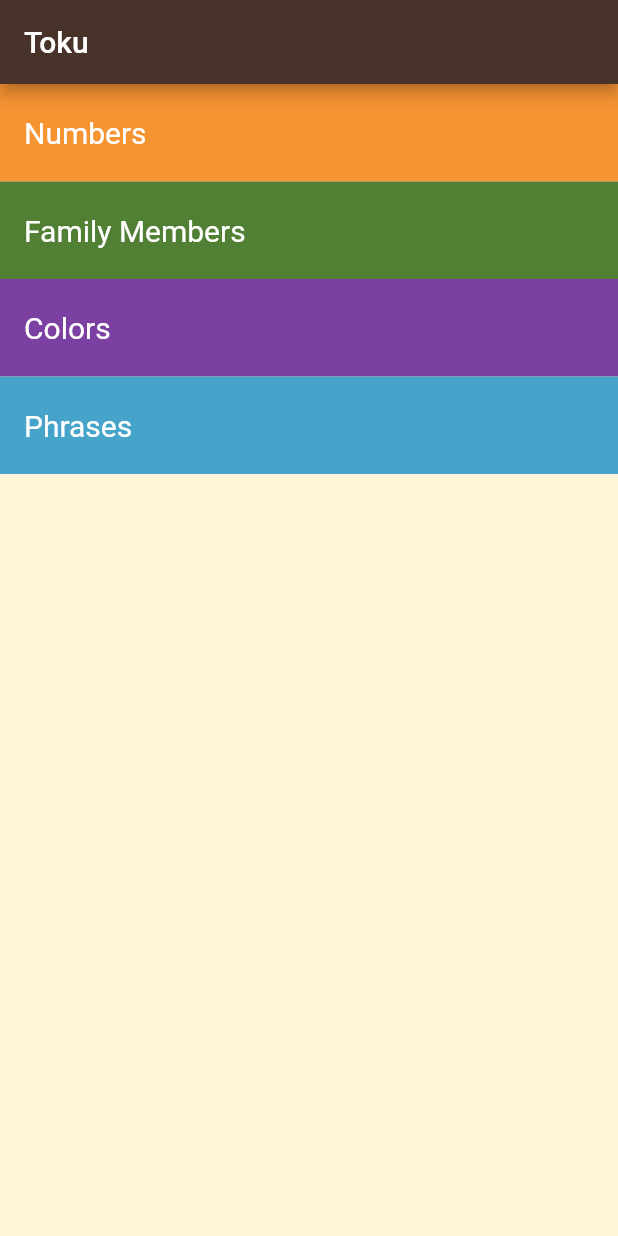
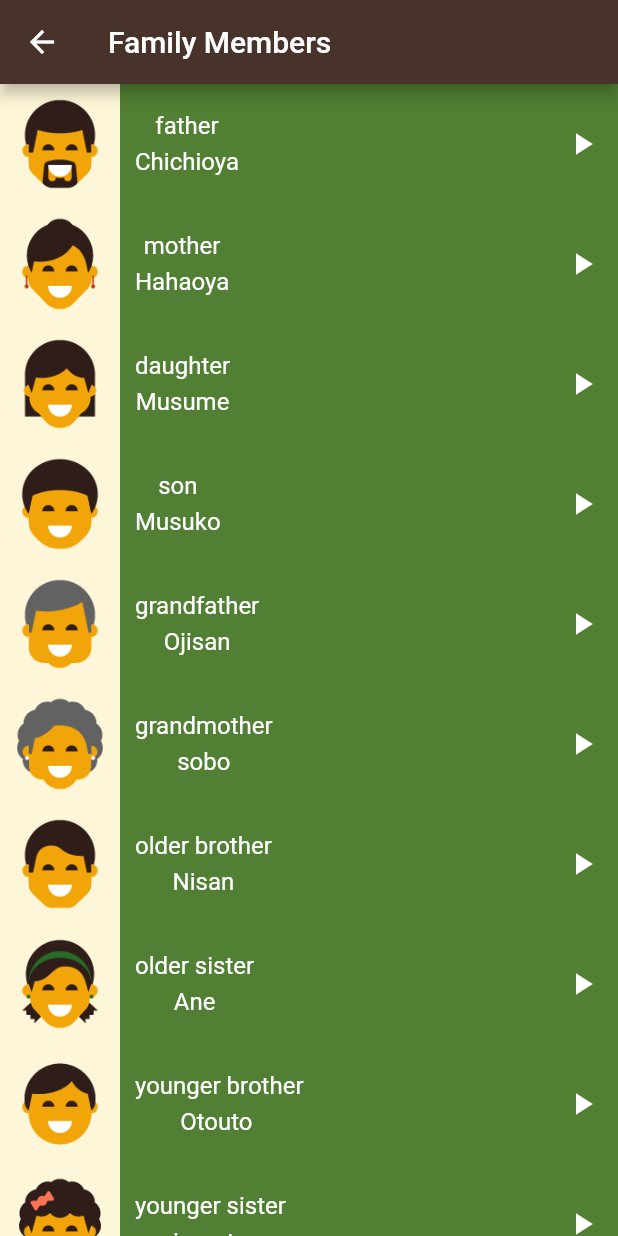
Before and after one commit to yshedid/toku_app, a Flutter app: the screen it shows after launch, after a tap on "Family Members", on a phone screen of 412 x 824 dp. Run offline on Flutter 3.47's test engine with Material 2 defaults, Android fonts, the phone set to English and light mode, and no system bars; our stand-ins replace audioplayers.

Commit message:
added familey screen with it's components and model

```diff
--- a/lib/component/modles.dart
+++ b/lib/component/modles.dart
@@ -2,14 +2,43 @@ class NumbersData
 {
   static final List _eNum = ["one","two","three","four","five", "six","seven", "eight", "nine", "ten"];
   static final List _jNum = ["ichi","ni","san","shi","go", "roku", "shichi", "hachi","kyuu", "juu"];
+
   static final List _Path =["assets/images/numbers/number_one.png", "assets/images/numbers/number_two.png"
     ,"assets/images/numbers/number_three.png", "assets/images/numbers/number_four.png",
     "assets/images/numbers/number_five.png", "assets/images/numbers/number_six.png",
   "assets/images/numbers/number_seven.png","assets/images/numbers/number_eight.png",
   "assets/images/numbers/number_nine.png", "assets/images/numbers/number_ten.png"];
 
+  static final List _sound = ["sounds/numbers/number_one_sound.mp3","sounds/numbers/number_two_sound.mp3",
+    "sounds/numbers/number_three_sound.mp3","sounds/numbers/number_four_sound.mp3","sounds/numbers/number_five_sound.mp3",
+    "sounds/numbers/number_six_sound.mp3","sounds/numbers/number_seven_sound.mp3","sounds/numbers/number_eight_sound.mp3",
+    "sounds/numbers/number_nine_sound.mp3","sounds/numbers/number_ten_sound.mp3",];
+
   static eNumGet(int idx) =>_eNum[idx];
   static jNumGet(int idx) =>_jNum[idx];
   static pathGet(int idx) =>_Path[idx];
+  static soundGet(int idx) => _sound[idx];
 
 }
+class FamilyData
+{
+  static final List _eWord = ["father","mother","daughter","son","grandfather", "grandmother","older brother", "older sister", "younger brother", "younger sister"];
+  static final List _jWord= ["Chichioya","Hahaoya","Musume","Musuko","Ojisan", "sobo", "Nisan","Ane", "Otouto ", "imouto"];
+
+  static final List _Path =["assets/images/family_members/family_father.png", "assets/images/family_members/family_mother.png"
+    ,"assets/images/family_members/family_daughter.png", "assets/images/family_members/family_son.png",
+    "assets/images/family_members/family_grandfather.png", "assets/images/family_members/family_grandmother.png",
+  "assets/images/family_members/family_older_brother.png","assets/images/family_members/family_older_sister.png",
+  "assets/images/family_members/family_younger_brother.png", "assets/images/family_members/family_younger_sister.png"];
+
+  static final List _sound = ["sounds/family_members/father.wav","sounds/family_members/mother.wav",
+    "sounds/family_members/daughter.wav","sounds/family_members/son.wav","sounds/family_members/grand_father.wav",
+    "sounds/family_members/grand_mother.wav","sounds/family_members/older_brother.wav","sounds/family_members/older_sister.wav",
+    "sounds/family_members/younger_brother.wav","sounds/family_members/younger_sister.wav",];
+
+  static eNumGet(int idx) =>_eWord[idx];
+  static jNumGet(int idx) =>_jWord[idx];
+  static pathGet(int idx) =>_Path[idx];
+  static soundGet(int idx) => _sound[idx];
+
+}
--- a/lib/component/reusable_functions.dart
+++ b/lib/component/reusable_functions.dart
@@ -1,23 +1,30 @@
+import 'package:audioplayers/audioplayers.dart';
 import 'package:flutter/material.dart';
 
 Widget container_pic({required String text,required Color color, required VoidCallback function})
 {
-  return GestureDetector(
+  return Padding(
+    padding: EdgeInsets.all(10),
+    child: GestureDetector(
 
-    onTap: function,
-    child: Container(
-        alignment: AlignmentDirectional.centerStart,
-        color: color,
-        width: double.infinity,
-        height: 65,
-        padding: EdgeInsets.all(16),
-        child: Text(text,style: TextStyle(fontSize: 20, color: Colors.white),)
+      onTap: function,
+      child: Container(
+          alignment: AlignmentDirectional.centerStart,
+          decoration: BoxDecoration(
+            color: color,
+            borderRadius: BorderRadius.circular(20)
+          ),
+          width: double.infinity,
+          height: 80,
+          padding:const  EdgeInsets.all(16),
+          child: Text(text,style: const TextStyle(fontSize: 20, color: Colors.white),)
+      ),
     ),
   );
 
 }
 
-Widget numbersUi({required String image_path, required String jtext, required String etext}) => Container(
+Widget numbersUi({required String image_path, required String jtext, required String etext, required String soundFileName}) => Container(
   color: const Color(0xfff79432),
   height: 80,
   child: Row(
@@ -52,9 +59,60 @@ Widget numbersUi({required String image_path, required String jtext, required St
       ),
       const Spacer(flex: 1,),
       //function variable
-      IconButton(onPressed: (){},
+      IconButton(onPressed: ()  {
+         var a =AudioPlayer();
+         a.audioCache;
+         a.play(AssetSource(soundFileName));
+
+      },
         icon: const Icon(Icons.play_arrow),
         color: Colors.white,)
     ],
   ),
 );
+Widget familyUi({required String image_path, required String jtext, required String etext, required String soundFileName}) => Container(
+  color: const Color(0xff517f33),
+  height: 80,
+  child: Row(
+    children: [
+      Container(
+          color:const Color(0xffFEF6D8) ,
+          // image variable
+          child: Image.asset(image_path)),
+      Padding(
+        padding: const EdgeInsets.only(left: 10),
+        child: Column(
+          mainAxisAlignment: MainAxisAlignment.center,
+          children: [
+            // text variable
+            Text(jtext ,
+              style: const TextStyle(
+                  color: Colors.white,
+                  fontSize: 16
+              ),),
+            const SizedBox(
+              height: 5,
+            ),
+            // text variable
+            Text(etext,
+              style: const TextStyle(
+                  color:  Colors.white,
+                  fontSize: 16
+              ),)
+
+          ],
+        ),
+      ),
+      const Spacer(flex: 1,),
+      //function variable
+      IconButton(onPressed: ()  {
+         var a =AudioPlayer();
+         a.audioCache;
+         a.play(AssetSource(soundFileName));
+
+      },
+        icon: const Icon(Icons.play_arrow),
+        color: Colors.white,)
+    ],
+  ),
+);
--- /dev/null
+++ b/lib/screens/familey_screen.dart
@@ -0,0 +1,23 @@
+import 'package:flutter/material.dart';
+import 'package:toku_app/component/modles.dart';
+import 'package:toku_app/component/reusable_functions.dart';
+
+class FamilyScreen extends StatelessWidget {
+  const FamilyScreen({super.key});
+
+  @override
+  Widget build(BuildContext context) {
+     return Scaffold(
+        appBar: AppBar(
+          title: const Text("Family Members"),
+          backgroundColor: const Color(0xff48332b),
+        ),
+        body: ListView.builder(
+          itemCount: 10,
+          itemBuilder:(context, index) {
+            return familyUi(image_path: FamilyData.pathGet(index),
+                jtext: FamilyData.eNumGet(index), etext: FamilyData.jNumGet(index),
+                soundFileName: FamilyData.soundGet(index));
+          }, ));;
+  }
+}
--- a/lib/screens/home_screen.dart
+++ b/lib/screens/home_screen.dart
@@ -1,6 +1,6 @@
 import 'package:flutter/material.dart';
+import 'package:toku_app/screens/familey_screen.dart';
 import 'package:toku_app/screens/numbers_screen.dart';
-
 import '../component/reusable_functions.dart';
 
 class HomeScreen extends StatelessWidget {
@@ -9,12 +9,12 @@ class HomeScreen extends StatelessWidget {
   @override
   Widget build(BuildContext context) {
     return Scaffold(
-      backgroundColor: Color(0xffFEF6D8),
+      backgroundColor: const Color(0xffFEF6D8),
       appBar: AppBar(
-        title: Text(
+        title: const Text(
             "Toku"
         ),
-        backgroundColor: Color(0xff48332b),
+        backgroundColor: const Color(0xff48332b),
       ),
       body: Column(
         children: [
@@ -22,7 +22,9 @@ class HomeScreen extends StatelessWidget {
               , MaterialPageRoute(builder: (context){
                 return NumbersScreen();
               }));}),
-          container_pic(text: "Family Members", color: Color(0xff517f33), function: (){}),
+          container_pic(text: "Family Members", color: Color(0xff517f33), function: (){
+            Navigator.push(context, MaterialPageRoute(builder: (context){return FamilyScreen();}));
+          }),
           container_pic(text: "Colors", color: Color(0xff7c3fa2), function: (){}),
           container_pic(text: "Phrases", color: Color(0xff46a4ca), function: (){}),
 
--- a/lib/screens/numbers_screen.dart
+++ b/lib/screens/numbers_screen.dart
@@ -16,7 +16,8 @@ class NumbersScreen extends StatelessWidget {
         itemCount: 10,
         itemBuilder:(context, index) {
         return numbersUi(image_path: NumbersData.pathGet(index),
-        jtext: NumbersData.eNumGet(index), etext: NumbersData.jNumGet(index));
+        jtext: NumbersData.eNumGet(index), etext: NumbersData.jNumGet(index),
+        soundFileName: NumbersData.soundGet(index));
       }, ));
   }
 }
--- a/pubspec.yaml
+++ b/pubspec.yaml
@@ -35,6 +35,7 @@ dependencies:
   # The following adds the Cupertino Icons font to your application.
   # Use with the CupertinoIcons class for iOS style icons.
   cupertino_icons: ^1.0.2
+  audioplayers: ^5.1.0
 
 dev_dependencies:
   flutter_test:
@@ -63,6 +64,8 @@ flutter:
     - assets/images/numbers/
     - assets/images/colors/
     - assets/images/family_members/
+    - assets/sounds/numbers/
+    - assets/sounds/family_members/
 
   # An image asset can refer to one or more resolution-specific "variants", see
   # https://flutter.dev/assets-and-images/#resolution-aware
```
Also changed, not shown: pubspec.lock, 17 other files.
